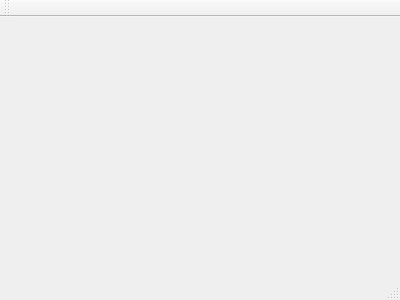
First picture: the form in MarkNStats/src/gui/mainwindow.ui, repository PierreGuilbertF/MarkNStats, before the edit.
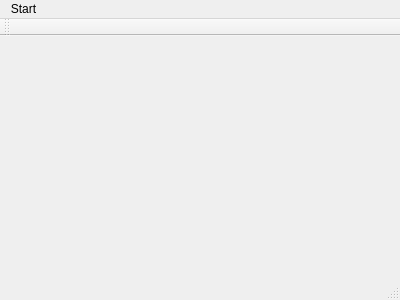
Second picture: the form after the edit.

```diff
--- a/MarkNStats/src/gui/mainwindow.ui
+++ b/MarkNStats/src/gui/mainwindow.ui
@@ -23,6 +23,14 @@
      <height>21</height>
     </rect>
    </property>
+   <widget class="QMenu" name="menuStart">
+    <property name="title">
+     <string>Start</string>
+    </property>
+    <addaction name="actionOpen"/>
+    <addaction name="actionSave"/>
+   </widget>
+   <addaction name="menuStart"/>
   </widget>
   <widget class="QToolBar" name="mainToolBar">
    <attribute name="toolBarArea">
```
Left out of the diff: 8 changed lines with no effect on the pictures.
